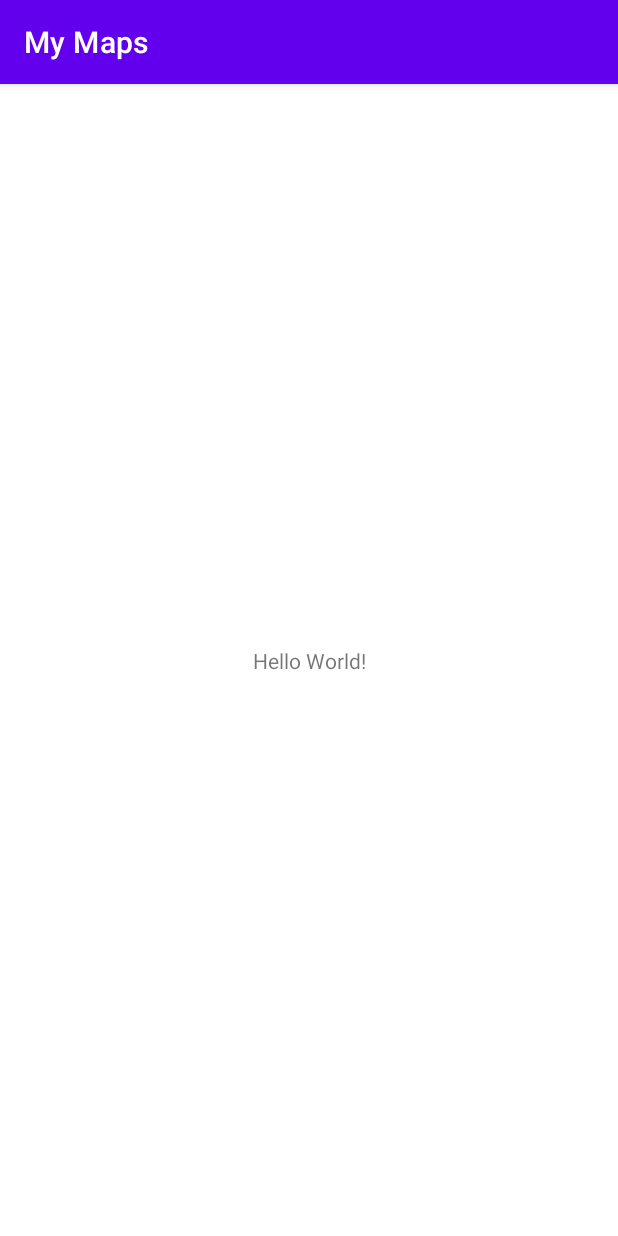
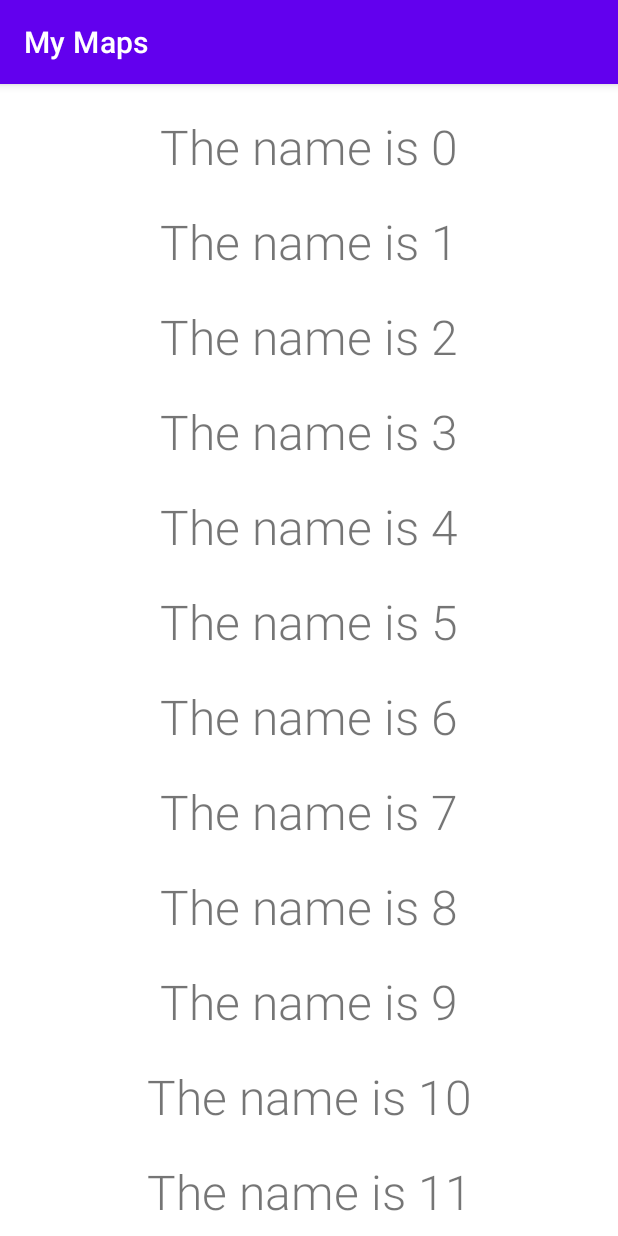
Before and after one commit to bthayes1/MyMaps, an Android app: the screen it shows after launch (MainActivity), on a phone screen of 412 x 824 dp. Run offline under Robolectric (Android 15) with nearby library versions, the phone set to English and light mode, and no system bars.

Commit message:
Implemented RecyclerView and data classes

```diff
--- a/app/build.gradle
+++ b/app/build.gradle
@@ -33,6 +33,7 @@ android {
 
 dependencies {
 
+    implementation "androidx.recyclerview:recyclerview:1.2.1"
     implementation 'androidx.core:core-ktx:1.7.0'
     implementation 'androidx.appcompat:appcompat:1.4.1'
     implementation 'com.google.android.material:material:1.6.0'
--- a/app/src/main/java/com/example/mymaps/MainActivity.kt
+++ b/app/src/main/java/com/example/mymaps/MainActivity.kt
@@ -2,10 +2,31 @@ package com.example.mymaps
 
 import androidx.appcompat.app.AppCompatActivity
 import android.os.Bundle
+import androidx.recyclerview.widget.LinearLayoutManager
+import androidx.recyclerview.widget.RecyclerView
+import com.example.mymaps.models.Place
+import com.example.mymaps.models.UserMap
 
 class MainActivity : AppCompatActivity() {
     override fun onCreate(savedInstanceState: Bundle?) {
         super.onCreate(savedInstanceState)
         setContentView(R.layout.activity_main)
+        val data = generateData()
+        val rvLocation = findViewById<RecyclerView>(R.id.rvLocations)
+        rvLocation.layoutManager = LinearLayoutManager(this)
+        rvLocation.adapter = MapsAdapter(this, data)
+    }
+
+    private fun generateData() : List<UserMap>{
+        val list = mutableListOf<UserMap>()
+        for (i in 0..15) {
+            list.add( UserMap(
+                "The name is $i",
+                listOf(
+                Place("My favorite place", "Cool", i.toDouble(), i.toDouble())
+                )
+                ))
+        }
+        return list
     }
 }
--- /dev/null
+++ b/app/src/main/java/com/example/mymaps/MapsAdapter.kt
@@ -0,0 +1,34 @@
+package com.example.mymaps
+
+import android.content.Context
+import android.util.Log
+import android.view.LayoutInflater
+import android.view.View
+import android.view.ViewGroup
+import android.widget.TextView
+import androidx.recyclerview.widget.RecyclerView
+import com.example.mymaps.models.UserMap
+
+const val TAG = "MapsAdapter"
+
+class MapsAdapter(val context: Context, val data : List<UserMap>) : RecyclerView.Adapter<MapsAdapter.ViewHolder>() {
+    override fun onCreateViewHolder(parent: ViewGroup, viewType: Int): ViewHolder {
+        return ViewHolder(LayoutInflater.from(context).inflate(R.layout.place_item, parent, false))
+    }
+
+    override fun onBindViewHolder(holder: ViewHolder, position: Int) {
+        val item = data[position]
+        holder.bind(item)
+    }
+
+    override fun getItemCount() = data.size
+
+    inner class ViewHolder(itemView : View) : RecyclerView.ViewHolder(itemView) {
+        val tvLocation = itemView.findViewById<TextView>(R.id.tvPlace)
+        fun bind(item : UserMap){
+            Log.i(TAG, item.title)
+            tvLocation.text = item.title
+        }
+    }
+
+}
--- /dev/null
+++ b/app/src/main/java/com/example/mymaps/models/Place.kt
@@ -0,0 +1,5 @@
+package com.example.mymaps.models
+
+data class Place(val name : String, val description : String, val latitude : Double, val longitude : Double) {
+
+}
--- /dev/null
+++ b/app/src/main/java/com/example/mymaps/models/UserMap.kt
@@ -0,0 +1,3 @@
+package com.example.mymaps.models
+
+data class UserMap(val title : String, val places : List<Place>)
--- a/app/src/main/res/layout/activity_main.xml
+++ b/app/src/main/res/layout/activity_main.xml
@@ -6,13 +6,13 @@
     android:layout_height="match_parent"
     tools:context=".MainActivity">
 
-    <TextView
-        android:layout_width="wrap_content"
-        android:layout_height="wrap_content"
-        android:text="Hello World!"
-        app:layout_constraintBottom_toBottomOf="parent"
-        app:layout_constraintLeft_toLeftOf="parent"
-        app:layout_constraintRight_toRightOf="parent"
-        app:layout_constraintTop_toTopOf="parent" />
+    <androidx.recyclerview.widget.RecyclerView
+        android:layout_width="match_parent"
+        android:layout_height="match_parent"
+        app:layout_constraintStart_toStartOf="parent"
+        app:layout_constraintEnd_toEndOf="parent"
+        app:layout_constraintTop_toTopOf="parent"
+        android:id="@+id/rvLocations"
+        />
 
 </androidx.constraintlayout.widget.ConstraintLayout>
--- /dev/null
+++ b/app/src/main/res/layout/place_item.xml
@@ -0,0 +1,22 @@
+<?xml version="1.0" encoding="utf-8"?>
+<androidx.constraintlayout.widget.ConstraintLayout xmlns:android="http://schemas.android.com/apk/res/android"
+    android:layout_width="match_parent"
+    android:layout_height="wrap_content"
+    xmlns:app="http://schemas.android.com/apk/res-auto">
+
+    <TextView
+        android:id="@+id/tvPlace"
+        android:layout_width="match_parent"
+        android:layout_height="wrap_content"
+        app:layout_constraintStart_toStartOf="parent"
+        app:layout_constraintEnd_toEndOf="parent"
+        app:layout_constraintTop_toTopOf="parent"
+        android:text="@string/my_favorite_place"
+        android:textSize="32sp"
+        android:textAlignment="center"
+        android:layout_marginBottom="20dp"
+        android:layout_marginTop="20dp"
+        android:fontFamily="sans-serif-light"
+
+        />
+</androidx.constraintlayout.widget.ConstraintLayout>
```
